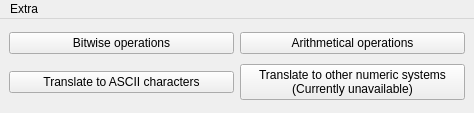
First picture: the form in src/main_window/main_window.ui, repository VladKk/BinaRy, before the edit.
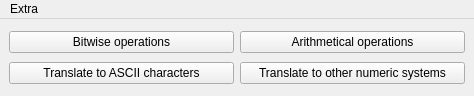
Second picture: the form after the edit.

Patch:
```diff
--- a/src/main_window/main_window.ui
+++ b/src/main_window/main_window.ui
@@ -7,7 +7,7 @@
     <x>0</x>
     <y>0</y>
     <width>474</width>
-    <height>113</height>
+    <height>96</height>
    </rect>
   </property>
   <property name="sizePolicy">
@@ -57,8 +57,7 @@
     <item row="1" column="1">
      <widget class="QPushButton" name="buttonNumParse">
       <property name="text">
-       <string>Translate to other numeric systems
-(Currently unavailable)</string>
+       <string>Translate to other numeric systems</string>
       </property>
      </widget>
     </item>
```
